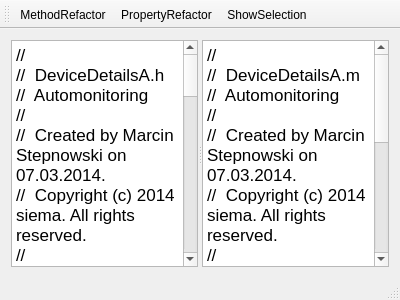
Before: the Qt Designer form Testy/GUITest/refactorerwindow.ui in WezSieTato/TKOM-obj-C-refactor, drawn with Qt 5.
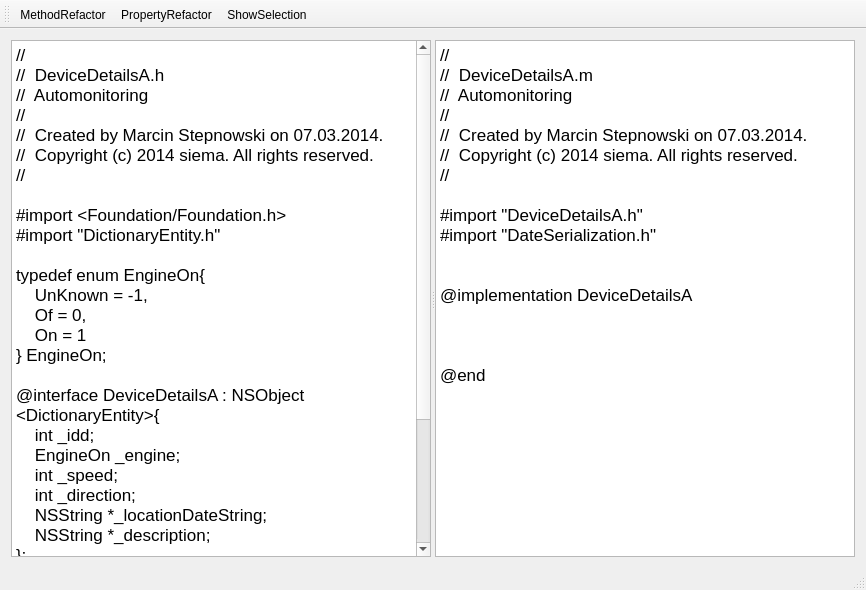
After: the same form once the commit is applied.

```diff
--- a/Testy/GUITest/refactorerwindow.ui
+++ b/Testy/GUITest/refactorerwindow.ui
@@ -6,8 +6,8 @@
    <rect>
     <x>0</x>
     <y>0</y>
-    <width>400</width>
-    <height>300</height>
+    <width>866</width>
+    <height>590</height>
    </rect>
   </property>
   <property name="windowTitle">
```
Left out of the diff: 2 changed lines with no effect on the pictures.
